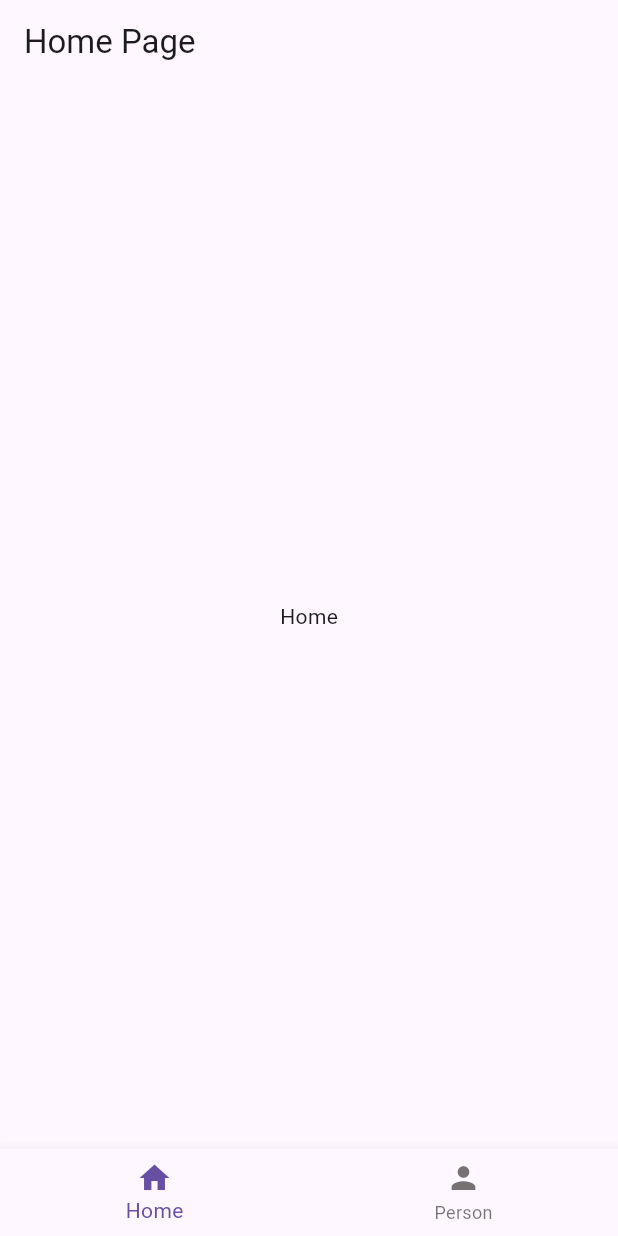
After one commit to Arayalashar/Quiz_124240061, a Flutter app: the Root screen opened directly, on a phone screen of 412 x 824 dp. The commit adds this screen. Run offline on Flutter 3.47's test engine with Material 3 defaults, Android fonts, the phone set to English and light mode, and no system bars.

Commit message:
tambah navigation bar

```diff
--- a/lib/pages/login.dart
+++ b/lib/pages/login.dart
@@ -1,5 +1,6 @@
 import 'package:flutter/material.dart';
 import '../models/user.dart';
+import '../root.dart';
 
 class LoginPage extends StatefulWidget {
   const LoginPage({super.key});
@@ -23,7 +24,12 @@ if (users.any((user) => user.username == email && user.password == password)) {
       ScaffoldMessenger.of(context).showSnackBar(
         const SnackBar(content: Text("Login Berhasil"), backgroundColor: Colors.green),
       );
-    } else {
+      Navigator.pushReplacement(
+        context,
+        MaterialPageRoute(builder: (context) => Root()),
+      );
+    }
+    else {
       ScaffoldMessenger.of(context).showSnackBar(
         const SnackBar(content: Text("Login gagal"), backgroundColor: Colors.red),
       );
--- /dev/null
+++ b/lib/root.dart
@@ -0,0 +1,35 @@
+import 'package:flutter/material.dart';
+
+class Root extends StatefulWidget {
+  const Root({super.key});
+
+  @override
+    State<Root> createState() => _RootState();
+  }
+ class _RootState extends State<Root> {
+  int _selectedIndex = 0;
+
+  @override
+  Widget build(BuildContext context) {
+    List<Widget> pages = [
+      const Center(child: Text("Home")),
+      const Center(child: Text("Profil"))
+    ];
+    List<String> pageTitles = ["Home Page", "Profil Page"];
+
+    return Scaffold(
+      appBar: AppBar(title: Text(pageTitles[_selectedIndex])),
+      body: pages[_selectedIndex],
+      bottomNavigationBar: BottomNavigationBar(
+        currentIndex: _selectedIndex,
+        onTap: (index){
+          setState(() { _selectedIndex = index; });
+        },
+        items: const [
+          BottomNavigationBarItem(icon: Icon(Icons.home), label: "Home"),
+          BottomNavigationBarItem(icon: Icon(Icons.person), label: "Person"),
+        ]
+      ),
+    );
+  }
+ }
```
